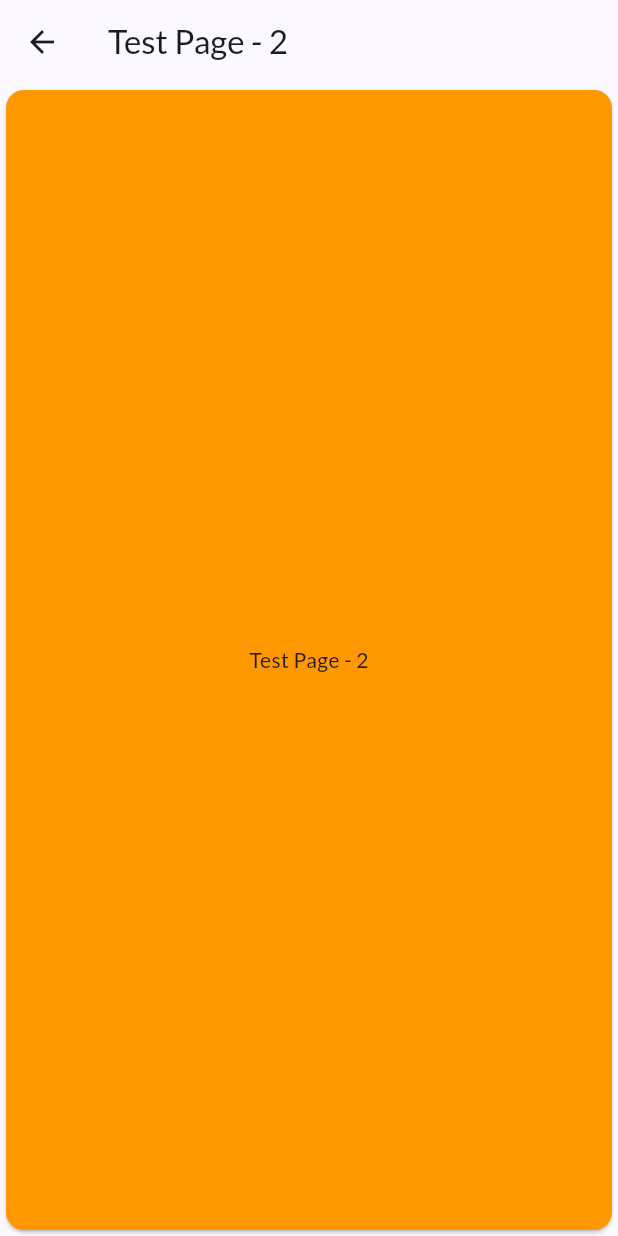
After one commit to jay-lab/meals_clone, a Flutter app: the MealDetailsScreen2 screen opened directly, on a phone screen of 412 x 824 dp. The commit adds this screen. Run offline on Flutter 3.47's test engine with Material 3 defaults, Android fonts, the phone set to English and light mode, and no system bars; our stand-ins replace flutter_riverpod, google_fonts.

Commit message:
2 Depth 상세페이지 구현 - 첫번째 화면으로 가기위해 모든 스택을 초기화하는 방법

```diff
--- /dev/null
+++ b/lib/screens/meal_detail2.dart
@@ -0,0 +1,33 @@
+import 'package:flutter/material.dart';
+import 'package:meals_clone/screens/tabs.dart';
+
+class MealDetailsScreen2 extends StatelessWidget {
+  const MealDetailsScreen2({super.key});
+
+  @override
+  Widget build(BuildContext context) {
+    return Scaffold(
+      appBar: AppBar(
+        title: const Text('Test Page - 2'),
+      ),
+      body: Card(
+        color: Colors.orange,
+        child: Center(
+          child: GestureDetector(
+            onTap: () {
+              // Navigator.of(context).push(
+              //   MaterialPageRoute(builder: (ctx) => const TabScreen())
+              // );
+
+              // 첫번째 스택으로 돌아가기 위한 로직
+              Navigator.of(context).popUntil(
+                ModalRoute.withName('/'),
+              );
+            },
+            child: const Text('Test Page - 2'),
+          ),
+        ),
+      ),
+    );
+  }
+}
```
Also changed, not shown: lib/screens/meal_detail.dart (+14 -2 lines).
